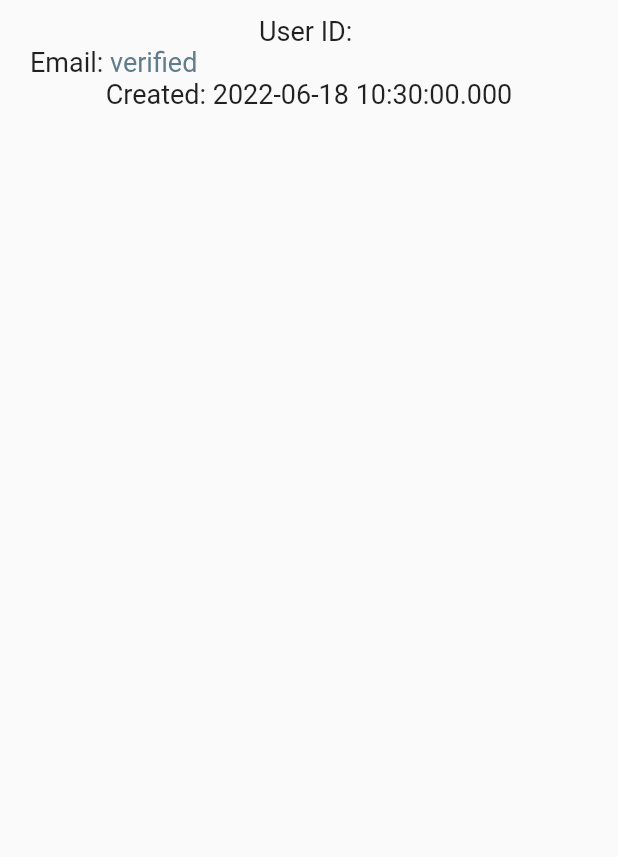
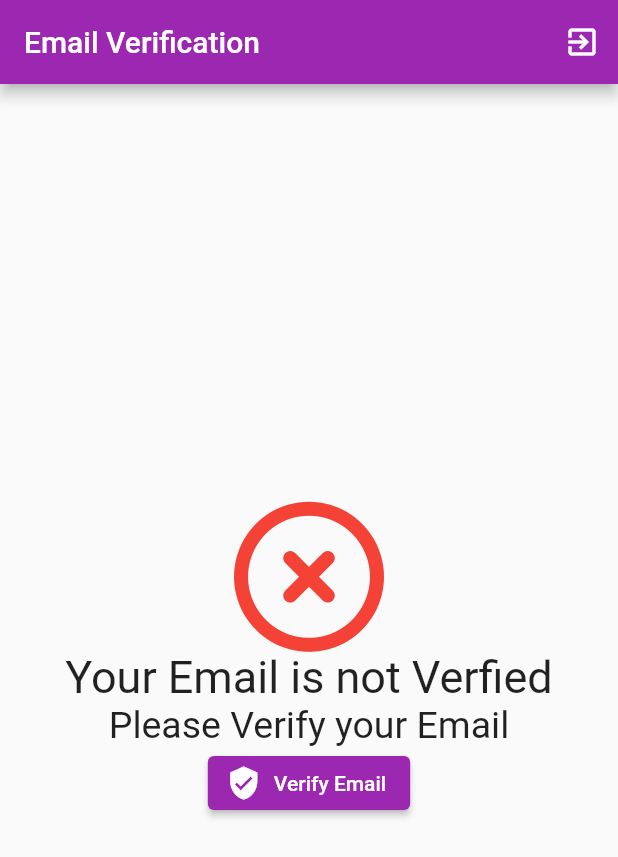
Before and after one commit to RafayDev/trek_xplorer, a Flutter app: the Profile screen opened directly, on a phone screen of 412 x 824 dp. Shown: the top 857 px of the screen. Run offline on Flutter 3.47's test engine with Material 2 defaults, Android fonts, the phone set to English and light mode, and no system bars; our stand-ins replace cloud_firestore, firebase_auth, firebase_core, firebase_storage, font_awesome_flutter, image_picker; missing offline and left inert: whatsapp_unilink; accounts and stored records are empty.

Commit message:
Email Verification Page and Logic and Loading on Login

```diff
--- a/lib/pages/user/profile.dart
+++ b/lib/pages/user/profile.dart
@@ -1,5 +1,8 @@
 import 'package:firebase_auth/firebase_auth.dart';
 import 'package:flutter/material.dart';
+import 'package:font_awesome_flutter/font_awesome_flutter.dart';
+
+import '../login.dart';
 
 class Profile extends StatefulWidget {
   Profile({Key? key}) : super(key: key);
@@ -23,7 +26,7 @@ class _ProfileState extends State<Profile> {
         SnackBar(
           backgroundColor: Colors.orangeAccent,
           content: Text(
-            'Verification Email has benn sent',
+            'Verification Email has been sent',
             style: TextStyle(fontSize: 18.0, color: Colors.black),
           ),
         ),
@@ -33,35 +36,48 @@ class _ProfileState extends State<Profile> {
 
   @override
   Widget build(BuildContext context) {
-    return Container(
-      margin: EdgeInsets.symmetric(horizontal: 20.0, vertical: 10.0),
-      child: Column(
-        children: [
-          Text(
-            'User ID: $uid',
-            style: TextStyle(fontSize: 18.0),
-          ),
-          Row(
-            children: [
-              Text(
-                'Email: $email',
-                style: TextStyle(fontSize: 18.0),
-              ),
-              user!.emailVerified
-                  ? Text(
-                      'verified',
-                      style: TextStyle(fontSize: 18.0, color: Colors.blueGrey),
-                    )
-                  : TextButton(
-                      onPressed: () => {verifyEmail()},
-                      child: Text('Verify Email'))
-            ],
-          ),
-          Text(
-            'Created: $creationTime',
-            style: TextStyle(fontSize: 18.0),
+    return Scaffold(
+      appBar: AppBar(
+        title: Text('Email Verification'),
+        actions: <Widget>[
+          IconButton(
+            icon: Icon(Icons.exit_to_app),
+            onPressed: () {
+              FirebaseAuth.instance.signOut();
+              Navigator.pushAndRemoveUntil(
+                  context,
+                  MaterialPageRoute(
+                    builder: (context) => Login(),
+                  ),
+                  (route) => false);
+            },
           ),
         ],
+      ),
+      body: Center(
+        child: Column(
+          mainAxisAlignment: MainAxisAlignment.center,
+          children: <Widget>[
+            Icon(
+              FontAwesomeIcons.circleXmark,
+              size: 100,
+              color: Colors.red,
+            ),
+            Text(
+              'Your Email is not Verfied',
+              style: TextStyle(fontSize: 30.0),
+            ),
+            Text(
+              'Please Verify your Email',
+              style: TextStyle(fontSize: 25.0),
+            ),
+            ElevatedButton.icon(
+              icon: Icon(Icons.verified_user),
+              onPressed: () => verifyEmail(),
+              label: Text('Verify Email'),
+            ),
+          ],
+        ),
       ),
     );
   }
--- a/lib/pages/user/user_main.dart
+++ b/lib/pages/user/user_main.dart
@@ -34,7 +34,7 @@ class _UserMainState extends State<UserMain> {
         title: Row(
           mainAxisAlignment: MainAxisAlignment.spaceBetween,
           children: [
-            Text("Welcome User"),
+            Text("Welcome to TrekXplorer"),
           ],
         ),
       ),
--- a/pubspec.yaml
+++ b/pubspec.yaml
@@ -38,6 +38,7 @@ dependencies:
   getwidget: ^3.0.1
   url_launcher: ^6.1.3
   whatsapp_unilink: ^2.0.1+1
+  fluttertoast: ^8.0.9
 
 dev_dependencies:
   flutter_test:
```
Also changed, not shown: lib/pages/login.dart (+42 -9 lines), pubspec.lock.
